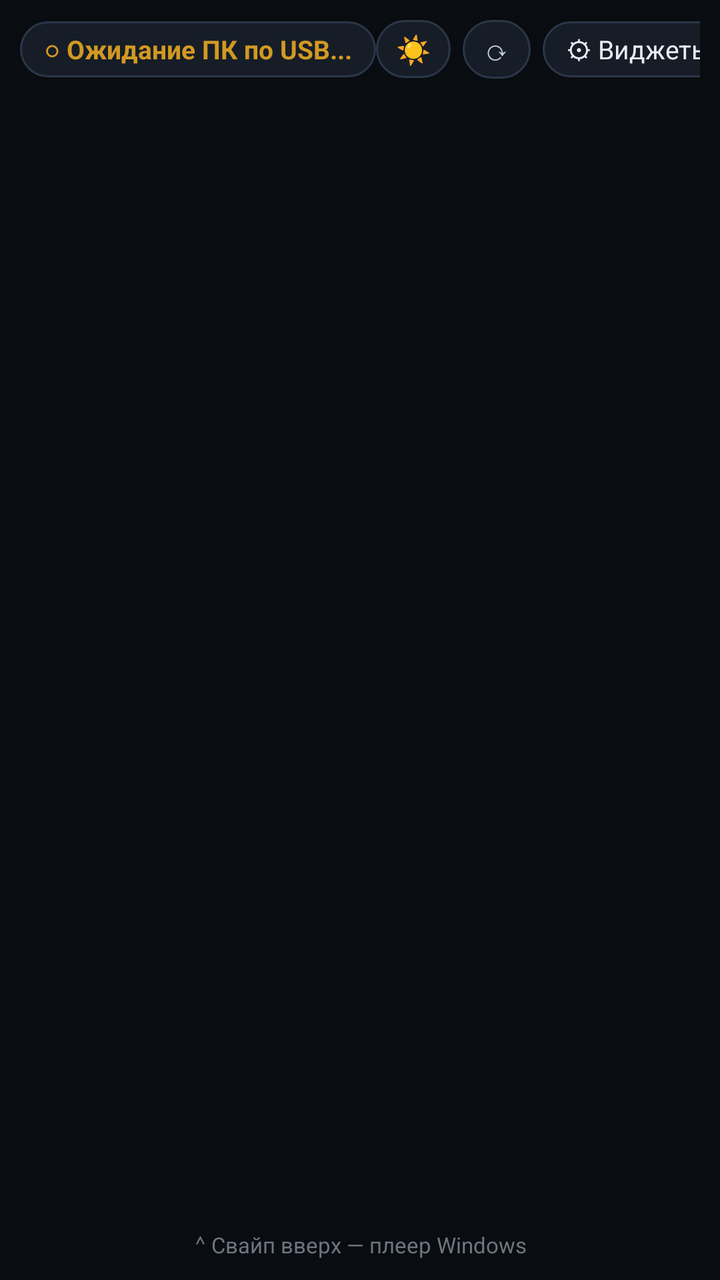
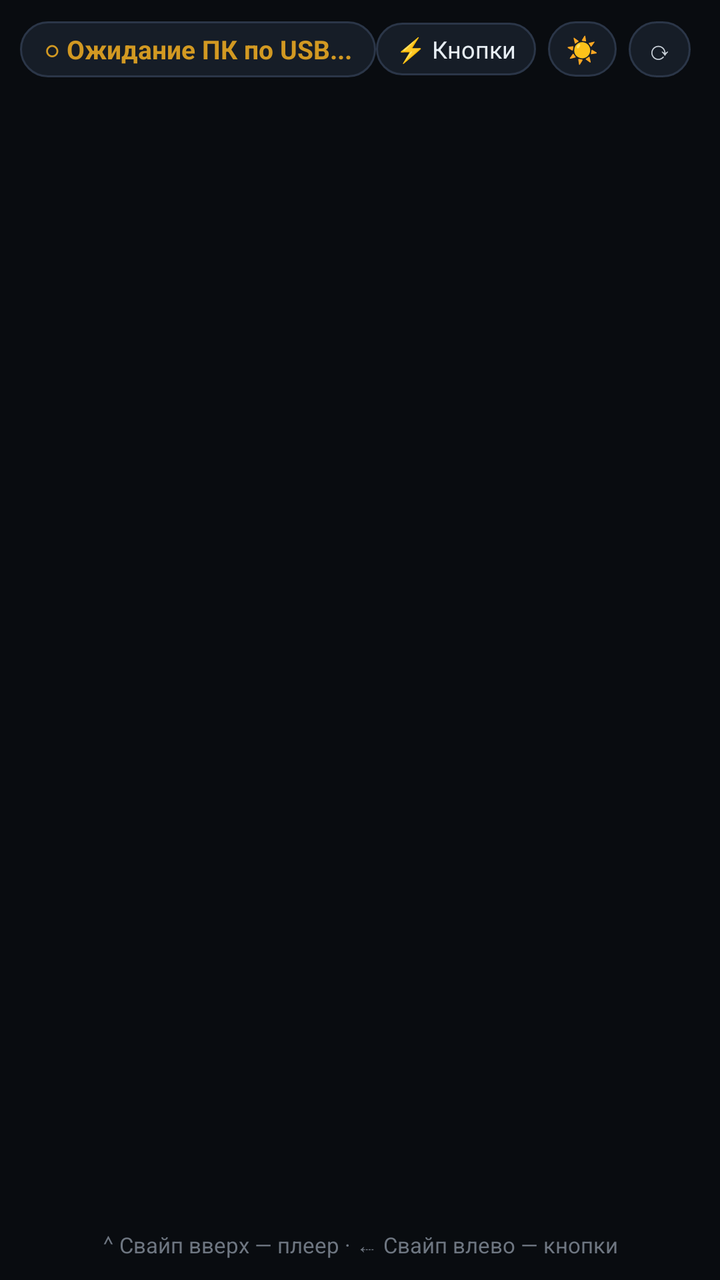

Screens rendered from an Android XML layout before and after an edit, with the pre-edit source and the edit as a unified diff.
<!-- AndroidManifest.xml: application theme Theme.PCMonitorUSB -->
<!-- res/layout/activity_main.xml -->
<?xml version="1.0" encoding="utf-8"?>
<FrameLayout xmlns:android="http://schemas.android.com/apk/res/android"
    android:id="@+id/rootContainer"
    android:layout_width="match_parent"
    android:layout_height="match_parent"
    android:background="#090C10">

    <LinearLayout
        android:id="@+id/rootLayout"
        android:layout_width="match_parent"
        android:layout_height="match_parent"
        android:orientation="vertical"
        android:padding="10dp">

        <LinearLayout
            android:layout_width="match_parent"
            android:layout_height="wrap_content"
            android:gravity="center_vertical"
            android:orientation="horizontal"
            android:paddingBottom="6dp">

            <TextView
                android:id="@+id/tvStatus"
                android:layout_width="wrap_content"
                android:layout_height="wrap_content"
                android:background="@drawable/status_pill_bg"
                android:paddingLeft="12dp"
                android:paddingTop="5dp"
                android:paddingRight="12dp"
                android:paddingBottom="5dp"
                android:text="○ Ожидание ПК по USB..."
                android:textColor="#D29922"
                android:textSize="13sp"
                android:textStyle="bold" />

            <TextView
                android:id="@+id/tvGameName"
                android:layout_width="0dp"
                android:layout_height="wrap_content"
                android:layout_weight="1"
                android:ellipsize="end"
                android:maxLines="1"
                android:paddingLeft="12dp"
                android:paddingRight="8dp"
                android:text=""
                android:textColor="#8B949E"
                android:textSize="13sp" />

            <TextView
                android:id="@+id/btnDim"
                android:layout_width="wrap_content"
                android:layout_height="wrap_content"
                android:layout_marginEnd="6dp"
                android:background="@drawable/status_pill_bg"
                android:paddingLeft="10dp"
                android:paddingTop="5dp"
                android:paddingRight="10dp"
                android:paddingBottom="5dp"
                android:text="☀"
                android:textColor="#C9D1D9"
                android:textSize="14sp" />

            <TextView
                android:id="@+id/btnRotate"
                android:layout_width="wrap_content"
                android:layout_height="wrap_content"
                android:layout_marginEnd="6dp"
                android:background="@drawable/status_pill_bg"
                android:paddingLeft="10dp"
                android:paddingTop="5dp"
                android:paddingRight="10dp"
                android:paddingBottom="5dp"
                android:text="⟳"
                android:textColor="#C9D1D9"
                android:textSize="14sp" />

            <TextView
                android:id="@+id/btnSettings"
                android:layout_width="wrap_content"
                android:layout_height="wrap_content"
                android:background="@drawable/status_pill_bg"
                android:paddingLeft="12dp"
                android:paddingTop="5dp"
                android:paddingRight="12dp"
                android:paddingBottom="5dp"
                android:text="⚙ Виджеты"
                android:textColor="#E6EDF3"
                android:textSize="13sp" />
        </LinearLayout>

        <GridLayout
            android:id="@+id/metricsGrid"
            android:layout_width="match_parent"
            android:layout_height="0dp"
            android:layout_weight="1"
            android:alignmentMode="alignBounds"
            android:useDefaultMargins="false" />

        <TextView
            android:id="@+id/tvMiniMedia"
            android:layout_width="match_parent"
            android:layout_height="wrap_content"
            android:ellipsize="end"
            android:gravity="center"
            android:maxLines="1"
            android:paddingTop="4dp"
            android:text="⌃ Свайп вверх — плеер Windows"
            android:textColor="#6E7681"
            android:textSize="11sp" />
    </LinearLayout>

    
    <LinearLayout
        android:id="@+id/mediaOverlay"
        android:layout_width="match_parent"
        android:layout_height="match_parent"
        android:background="#EE0B0F15"
        android:gravity="center"
        android:orientation="vertical"
        android:padding="24dp"
        android:visibility="gone">

        <TextView
            android:id="@+id/btnCloseMedia"
            android:layout_width="wrap_content"
            android:layout_height="wrap_content"
            android:background="@drawable/status_pill_bg"
            android:paddingLeft="16dp"
            android:paddingTop="6dp"
            android:paddingRight="16dp"
            android:paddingBottom="6dp"
            android:text="⌄ Свайп вниз — вернуться к мониторингу"
            android:textColor="#8B949E"
            android:textSize="12sp" />

        <TextView
            android:id="@+id/tvMediaStatus"
            android:layout_width="wrap_content"
            android:layout_height="wrap_content"
            android:layout_marginTop="18dp"
            android:text="Плеер Windows"
            android:textColor="#58A6FF"
            android:textSize="13sp"
            android:textStyle="bold" />

        <TextView
            android:id="@+id/tvMediaTitle"
            android:layout_width="match_parent"
            android:layout_height="wrap_content"
            android:layout_marginTop="8dp"
            android:ellipsize="end"
            android:gravity="center"
            android:maxLines="2"
            android:text="Ничего не играет"
            android:textColor="#E6EDF3"
            android:textSize="26sp"
            android:textStyle="bold" />

        <TextView
            android:id="@+id/tvMediaArtist"
            android:layout_width="match_parent"
            android:layout_height="wrap_content"
            android:layout_marginTop="4dp"
            android:ellipsize="end"
            android:gravity="center"
            android:maxLines="1"
            android:text=""
            android:textColor="#8B949E"
            android:textSize="16sp" />

        <LinearLayout
            android:layout_width="wrap_content"
            android:layout_height="wrap_content"
            android:layout_marginTop="24dp"
            android:gravity="center"
            android:orientation="horizontal">

            <TextView
                android:id="@+id/btnPrev"
                android:layout_width="76dp"
                android:layout_height="64dp"
                android:layout_marginEnd="16dp"
                android:background="@drawable/card_bg"
                android:gravity="center"
                android:text="⏮"
                android:textColor="#E6EDF3"
                android:textSize="28sp" />

            <TextView
                android:id="@+id/btnPlayPause"
                android:layout_width="96dp"
                android:layout_height="72dp"
                android:layout_marginEnd="16dp"
                android:background="@drawable/card_bg"
                android:gravity="center"
                android:text="⏯"
                android:textColor="#58A6FF"
                android:textSize="34sp" />

            <TextView
                android:id="@+id/btnNext"
                android:layout_width="76dp"
                android:layout_height="64dp"
                android:background="@drawable/card_bg"
                android:gravity="center"
                android:text="⏭"
                android:textColor="#E6EDF3"
                android:textSize="28sp" />
        </LinearLayout>

        <LinearLayout
            android:layout_width="wrap_content"
            android:layout_height="wrap_content"
            android:layout_marginTop="16dp"
            android:gravity="center"
            android:orientation="horizontal">

            <TextView
                android:id="@+id/btnVolDown"
                android:layout_width="68dp"
                android:layout_height="44dp"
                android:layout_marginEnd="10dp"
                android:background="@drawable/status_pill_bg"
                android:gravity="center"
                android:text="🔉 −"
                android:textColor="#C9D1D9"
                android:textSize="15sp" />

            <TextView
                android:id="@+id/btnVolMute"
                android:layout_width="56dp"
                android:layout_height="44dp"
                android:layout_marginEnd="10dp"
                android:background="@drawable/status_pill_bg"
                android:gravity="center"
                android:text="🔇"
                android:textColor="#C9D1D9"
                android:textSize="16sp" />

            <TextView
                android:id="@+id/btnVolUp"
                android:layout_width="68dp"
                android:layout_height="44dp"
                android:background="@drawable/status_pill_bg"
                android:gravity="center"
                android:text="🔊 +"
                android:textColor="#C9D1D9"
                android:textSize="15sp" />
        </LinearLayout>
    </LinearLayout>
</FrameLayout>
<!-- resources referenced by this layout -->
<resources>
  <!-- drawable card_bg (drawable) -->
  <?xml version="1.0" encoding="utf-8"?>
  <shape xmlns:android="http://schemas.android.com/apk/res/android" android:shape="rectangle">
      <solid android:color="#131922" />
      <stroke android:width="1dp" android:color="#243042" />
      <corners android:radius="14dp" />
  </shape>
  <!-- drawable status_pill_bg (drawable) -->
  <?xml version="1.0" encoding="utf-8"?>
  <shape xmlns:android="http://schemas.android.com/apk/res/android" android:shape="rectangle">
      <solid android:color="#161D27" />
      <stroke android:width="1dp" android:color="#2B3648" />
      <corners android:radius="20dp" />
  </shape>
  <style name="Theme.PCMonitorUSB" parent="Theme.AppCompat.NoActionBar">
          <item name="android:windowBackground">#090C10</item>
          <item name="android:statusBarColor">#090C10</item>
          <item name="android:navigationBarColor">#090C10</item>
      </style>
</resources>

<!-- the commit's change to res/layout/activity_main.xml (unified diff, before → after) -->
@@ -40,52 +40,66 @@
                 android:layout_weight="1"
                 android:ellipsize="end"
                 android:maxLines="1"
-                android:paddingLeft="12dp"
-                android:paddingRight="8dp"
+                android:paddingLeft="10dp"
+                android:paddingRight="6dp"
                 android:text=""
                 android:textColor="#8B949E"
                 android:textSize="13sp" />
 
             <TextView
+                android:id="@+id/btnMacros"
+                android:layout_width="wrap_content"
+                android:layout_height="wrap_content"
+                android:layout_marginEnd="6dp"
+                android:background="@drawable/status_pill_bg"
+                android:paddingLeft="10dp"
+                android:paddingTop="5dp"
+                android:paddingRight="10dp"
+                android:paddingBottom="5dp"
+                android:text="⚡ Кнопки"
+                android:textColor="#E6EDF3"
+                android:textSize="12sp" />
+
+            <TextView
                 android:id="@+id/btnDim"
                 android:layout_width="wrap_content"
                 android:layout_height="wrap_content"
                 android:layout_marginEnd="6dp"
                 android:background="@drawable/status_pill_bg"
+                android:paddingLeft="9dp"
+                android:paddingTop="5dp"
+                android:paddingRight="9dp"
+                android:paddingBottom="5dp"
+                android:text="☀"
+                android:textColor="#C9D1D9"
+                android:textSize="13sp" />
+
+            <TextView
+                android:id="@+id/btnRotate"
+                android:layout_width="wrap_content"
+                android:layout_height="wrap_content"
+                android:layout_marginEnd="6dp"
+                android:background="@drawable/status_pill_bg"
+                android:paddingLeft="9dp"
+                android:paddingTop="5dp"
+                android:paddingRight="9dp"
+                android:paddingBottom="5dp"
+                android:text="⟳"
+                android:textColor="#C9D1D9"
+                android:textSize="13sp" />
+
+            <TextView
+                android:id="@+id/btnSettings"
+                android:layout_width="wrap_content"
+                android:layout_height="wrap_content"
+                android:background="@drawable/status_pill_bg"
                 android:paddingLeft="10dp"
                 android:paddingTop="5dp"
                 android:paddingRight="10dp"
                 android:paddingBottom="5dp"
-                android:text="☀"
-                android:textColor="#C9D1D9"
+                android:text="⚙"
+                android:textColor="#E6EDF3"
                 android:textSize="14sp" />
-
-            <TextView
-                android:id="@+id/btnRotate"
-                android:layout_width="wrap_content"
-                android:layout_height="wrap_content"
-                android:layout_marginEnd="6dp"
-                android:background="@drawable/status_pill_bg"
-                android:paddingLeft="10dp"
-                android:paddingTop="5dp"
-                android:paddingRight="10dp"
-                android:paddingBottom="5dp"
-                android:text="⟳"
-                android:textColor="#C9D1D9"
-                android:textSize="14sp" />
-
-            <TextView
-                android:id="@+id/btnSettings"
-                android:layout_width="wrap_content"
-                android:layout_height="wrap_content"
-                android:background="@drawable/status_pill_bg"
-                android:paddingLeft="12dp"
-                android:paddingTop="5dp"
-                android:paddingRight="12dp"
-                android:paddingBottom="5dp"
-                android:text="⚙ Виджеты"
-                android:textColor="#E6EDF3"
-                android:textSize="13sp" />
         </LinearLayout>
 
         <GridLayout
@@ -104,7 +118,7 @@
             android:gravity="center"
             android:maxLines="1"
             android:paddingTop="4dp"
-            android:text="⌃ Свайп вверх — плеер Windows"
+            android:text="⌃ Свайп вверх — плеер · ⇠ Свайп влево — кнопки"
             android:textColor="#6E7681"
             android:textSize="11sp" />
     </LinearLayout>
@@ -114,10 +128,10 @@
         android:id="@+id/mediaOverlay"
         android:layout_width="match_parent"
         android:layout_height="match_parent"
-        android:background="#EE0B0F15"
+        android:background="#F20B0F15"
         android:gravity="center"
         android:orientation="vertical"
-        android:padding="24dp"
+        android:padding="18dp"
         android:visibility="gone">
 
         <TextView
@@ -126,126 +140,199 @@
             android:layout_height="wrap_content"
             android:background="@drawable/status_pill_bg"
             android:paddingLeft="16dp"
-            android:paddingTop="6dp"
+            android:paddingTop="5dp"
             android:paddingRight="16dp"
-            android:paddingBottom="6dp"
-            android:text="⌄ Свайп вниз — вернуться к мониторингу"
+            android:paddingBottom="5dp"
+            android:text="⌄ Свайп вниз — вернуться"
             android:textColor="#8B949E"
             android:textSize="12sp" />
 
-        <TextView
-            android:id="@+id/tvMediaStatus"
-            android:layout_width="wrap_content"
-            android:layout_height="wrap_content"
-            android:layout_marginTop="18dp"
-            android:text="Плеер Windows"
-            android:textColor="#58A6FF"
-            android:textSize="13sp"
-            android:textStyle="bold" />
-
-        <TextView
-            android:id="@+id/tvMediaTitle"
-            android:layout_width="match_parent"
-            android:layout_height="wrap_content"
-            android:layout_marginTop="8dp"
-            android:ellipsize="end"
-            android:gravity="center"
-            android:maxLines="2"
-            android:text="Ничего не играет"
-            android:textColor="#E6EDF3"
-            android:textSize="26sp"
-            android:textStyle="bold" />
-
-        <TextView
-            android:id="@+id/tvMediaArtist"
-            android:layout_width="match_parent"
-            android:layout_height="wrap_content"
-            android:layout_marginTop="4dp"
-            android:ellipsize="end"
-            android:gravity="center"
-            android:maxLines="1"
-            android:text=""
-            android:textColor="#8B949E"
-            android:textSize="16sp" />
-
-        <LinearLayout
-            android:layout_width="wrap_content"
-            android:layout_height="wrap_content"
-            android:layout_marginTop="24dp"
+        <LinearLayout
+            android:layout_width="match_parent"
+            android:layout_height="wrap_content"
+            android:layout_marginTop="14dp"
             android:gravity="center"
             android:orientation="horizontal">
 
+            <ImageView
+                android:id="@+id/ivMediaArt"
+                android:layout_width="104dp"
+                android:layout_height="104dp"
+                android:layout_marginEnd="18dp"
+                android:background="@drawable/card_bg"
+                android:scaleType="centerCrop"
+                android:visibility="gone" />
+
+            <LinearLayout
+                android:layout_width="0dp"
+                android:layout_height="wrap_content"
+                android:layout_weight="1"
+                android:gravity="center_horizontal"
+                android:orientation="vertical">
+
+                <TextView
+                    android:id="@+id/tvMediaStatus"
+                    android:layout_width="wrap_content"
+                    android:layout_height="wrap_content"
+                    android:text="Плеер Windows"
+                    android:textColor="#58A6FF"
+                    android:textSize="12sp"
+                    android:textStyle="bold" />
+
+                <TextView
+                    android:id="@+id/tvMediaTitle"
+                    android:layout_width="match_parent"
+                    android:layout_height="wrap_content"
+                    android:layout_marginTop="4dp"
+                    android:ellipsize="end"
+                    android:gravity="center"
+                    android:maxLines="2"
+                    android:text="Ничего не играет"
+                    android:textColor="#E6EDF3"
+                    android:textSize="22sp"
+                    android:textStyle="bold" />
+
+                <TextView
+                    android:id="@+id/tvMediaArtist"
+                    android:layout_width="match_parent"
+                    android:layout_height="wrap_content"
+                    android:layout_marginTop="2dp"
+                    android:ellipsize="end"
+                    android:gravity="center"
+                    android:maxLines="1"
+                    android:text=""
+                    android:textColor="#8B949E"
+                    android:textSize="14sp" />
+            </LinearLayout>
+        </LinearLayout>
+
+        <LinearLayout
+            android:layout_width="wrap_content"
+            android:layout_height="wrap_content"
+            android:layout_marginTop="18dp"
+            android:gravity="center"
+            android:orientation="horizontal">
+
             <TextView
                 android:id="@+id/btnPrev"
-                android:layout_width="76dp"
-                android:layout_height="64dp"
-                android:layout_marginEnd="16dp"
+                android:layout_width="72dp"
+                android:layout_height="58dp"
+                android:layout_marginEnd="14dp"
                 android:background="@drawable/card_bg"
                 android:gravity="center"
                 android:text="⏮"
                 android:textColor="#E6EDF3"
-                android:textSize="28sp" />
+                android:textSize="26sp" />
 
             <TextView
                 android:id="@+id/btnPlayPause"
-                android:layout_width="96dp"
-                android:layout_height="72dp"
-                android:layout_marginEnd="16dp"
+                android:layout_width="90dp"
+                android:layout_height="66dp"
+                android:layout_marginEnd="14dp"
                 android:background="@drawable/card_bg"
                 android:gravity="center"
                 android:text="⏯"
                 android:textColor="#58A6FF"
-                android:textSize="34sp" />
+                android:textSize="32sp" />
 
             <TextView
                 android:id="@+id/btnNext"
-                android:layout_width="76dp"
-                android:layout_height="64dp"
+                android:layout_width="72dp"
+                android:layout_height="58dp"
                 android:background="@drawable/card_bg"
                 android:gravity="center"
                 android:text="⏭"
                 android:textColor="#E6EDF3"
-                android:textSize="28sp" />
+                android:textSize="26sp" />
         </LinearLayout>
 
         <LinearLayout
             android:layout_width="wrap_content"
             android:layout_height="wrap_content"
-            android:layout_marginTop="16dp"
+            android:layout_marginTop="14dp"
             android:gravity="center"
             android:orientation="horizontal">
 
             <TextView
                 android:id="@+id/btnVolDown"
                 android:layout_width="68dp"
-                android:layout_height="44dp"
+                android:layout_height="40dp"
                 android:layout_marginEnd="10dp"
                 android:background="@drawable/status_pill_bg"
                 android:gravity="center"
                 android:text="🔉 −"
                 android:textColor="#C9D1D9"
+                android:textSize="14sp" />
+
+            <TextView
+                android:id="@+id/btnVolMute"
+                android:layout_width="54dp"
+                android:layout_height="40dp"
+                android:layout_marginEnd="10dp"
+                android:background="@drawable/status_pill_bg"
+                android:gravity="center"
+                android:text="🔇"
+                android:textColor="#C9D1D9"
                 android:textSize="15sp" />
-
-            <TextView
-                android:id="@+id/btnVolMute"
-                android:layout_width="56dp"
-                android:layout_height="44dp"
-                android:layout_marginEnd="10dp"
-                android:background="@drawable/status_pill_bg"
-                android:gravity="center"
-                android:text="🔇"
-                android:textColor="#C9D1D9"
-                android:textSize="16sp" />
 
             <TextView
                 android:id="@+id/btnVolUp"
                 android:layout_width="68dp"
-                android:layout_height="44dp"
+                android:layout_height="40dp"
                 android:background="@drawable/status_pill_bg"
                 android:gravity="center"
                 android:text="🔊 +"
                 android:textColor="#C9D1D9"
-                android:textSize="15sp" />
-        </LinearLayout>
+                android:textSize="14sp" />
+        </LinearLayout>
+    </LinearLayout>
+
+    
+    <LinearLayout
+        android:id="@+id/macroOverlay"
+        android:layout_width="match_parent"
+        android:layout_height="match_parent"
+        android:background="#F5090C10"
+        android:orientation="vertical"
+        android:padding="12dp"
+        android:visibility="gone">
+
+        <LinearLayout
+            android:layout_width="match_parent"
+            android:layout_height="wrap_content"
+            android:gravity="center_vertical"
+            android:orientation="horizontal"
+            android:paddingBottom="8dp">
+
+            <TextView
+                android:layout_width="0dp"
+                android:layout_height="wrap_content"
+                android:layout_weight="1"
+                android:text="⚡ Быстрые кнопки ПК / OBS"
+                android:textColor="#E6EDF3"
+                android:textSize="15sp"
+                android:textStyle="bold" />
+
+            <TextView
+                android:id="@+id/btnCloseMacros"
+                android:layout_width="wrap_content"
+                android:layout_height="wrap_content"
+                android:background="@drawable/status_pill_bg"
+                android:paddingLeft="14dp"
+                android:paddingTop="5dp"
+                android:paddingRight="14dp"
+                android:paddingBottom="5dp"
+                android:text="✕ Закрыть (свайп вправо)"
+                android:textColor="#8B949E"
+                android:textSize="12sp" />
+        </LinearLayout>
+
+        <GridLayout
+            android:id="@+id/macroGrid"
+            android:layout_width="match_parent"
+            android:layout_height="0dp"
+            android:layout_weight="1"
+            android:alignmentMode="alignBounds"
+            android:useDefaultMargins="false" />
     </LinearLayout>
 </FrameLayout>
